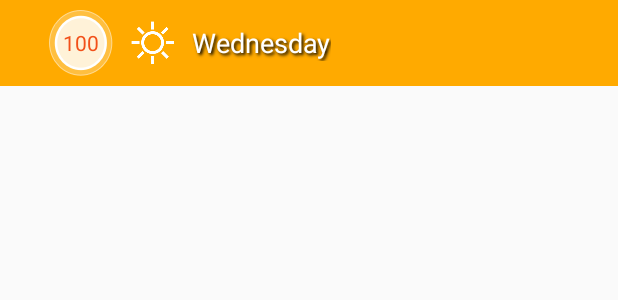
After one commit to alex2398/LluviApp, an Android app: the layout daily_list_item.xml on its own in the app's theme, with its tools: preview values and no code run, on a phone screen of 412 x 824 dp. The commit adds this screen. Shown: the top 300 px of the screen. Run offline under Robolectric (Android 15) with nearby library versions, the phone set to English and light mode, and no system bars.

Commit message:
New screen

```diff
--- /dev/null
+++ b/app/src/main/res/layout/daily_list_item.xml
@@ -0,0 +1,63 @@
+<?xml version="1.0" encoding="utf-8"?>
+<RelativeLayout xmlns:android="http://schemas.android.com/apk/res/android"
+                xmlns:tools="http://schemas.android.com/tools"
+                android:layout_width="match_parent"
+                android:layout_height="wrap_content"
+                tools:background="#ffaa00"
+                android:paddingLeft="32dp"
+                android:paddingRight="16dp"
+                android:paddingTop="6dp"
+                android:paddingBottom="6dp">
+
+
+    <ImageView
+        android:layout_width="wrap_content"
+        android:layout_height="wrap_content"
+        android:id="@+id/circleImageView"
+        android:layout_alignParentTop="true"
+        android:layout_alignParentLeft="true"
+        android:layout_alignParentStart="true"
+        android:layout_centerVertical="true"
+        android:src="@drawable/bg_temperature"/>
+
+    <ImageView
+        android:layout_width="wrap_content"
+        android:layout_height="wrap_content"
+        android:id="@+id/iconImageView"
+        android:src="@mipmap/clear_day"
+        android:layout_centerVertical="true"
+        android:layout_toRightOf="@+id/circleImageView"
+        android:layout_toEndOf="@+id/circleImageView"
+        android:paddingLeft="10dp"
+        />
+
+    <TextView
+        android:layout_width="wrap_content"
+        android:layout_height="wrap_content"
+        android:id="@+id/dayNameLabel"
+        android:layout_alignParentTop="true"
+        android:layout_toRightOf="@+id/iconImageView"
+        android:layout_toEndOf="@+id/iconImageView"
+        android:textColor="#ffffffff"
+        android:textSize="18sp"
+        tools:text="Wednesday"
+        android:paddingLeft="10dp"
+        android:shadowColor="@android:color/black"
+        android:shadowDx="2"
+        android:shadowDy="2"
+        android:shadowRadius="2"
+        android:layout_centerVertical="true"/>
+
+    <TextView
+        android:layout_width="wrap_content"
+        android:layout_height="wrap_content"
+        android:id="@+id/temperatureLabel"
+        android:layout_alignTop="@+id/circleImageView"
+        android:layout_alignBottom="@+id/circleImageView"
+        android:layout_alignLeft="@+id/circleImageView"
+        android:layout_alignRight="@+id/circleImageView"
+        android:layout_centerVertical="true"
+        android:gravity="center"
+        android:textColor="#f25019"
+        tools:text="100"/>
+</RelativeLayout>
```
Also changed, not shown: app/src/main/java/com/avalladares/lluviapp/adapters/DayAdapter.java (added, +75 -0 lines), app/src/main/java/com/avalladares/lluviapp/ui/DailyForecastActivity.java (+24 -5 lines), app/src/main/java/com/avalladares/lluviapp/ui/MainActivity.java (+7 -1 lines), app/src/main/java/com/avalladares/lluviapp/weather/Current.java (+1 -37 lines), app/src/main/java/com/avalladares/lluviapp/weather/Day.java (+63 -2 lines), app/src/main/java/com/avalladares/lluviapp/weather/Forecast.java (+42 -0 lines), app/src/main/res/layout/activity_daily_forecast.xml (+5 -3 lines), app/src/main/res/drawable-hdpi/bg_temperature.png (added), app/src/main/res/drawable-mdpi/bg_temperature.png (added), app/src/main/res/drawable-xhdpi/bg_temperature.png (added), app/src/main/res/drawable-xxhdpi/bg_temperature.png (added), app/src/main/res/drawable-xxxhdpi/bg_temperature.png (added), app/src/main/res/drawable/clear_nigh1.jpg (added), 2 other files.
